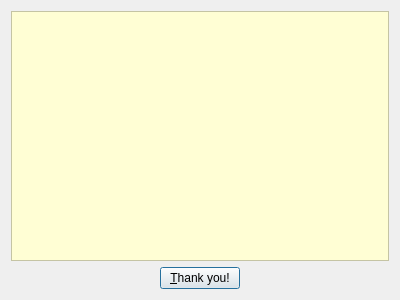
This is vlc-record/forms/caboutdialog.ui in code-google-com/vlc-record as Qt 5 draws it before an edit. The edited form follows.
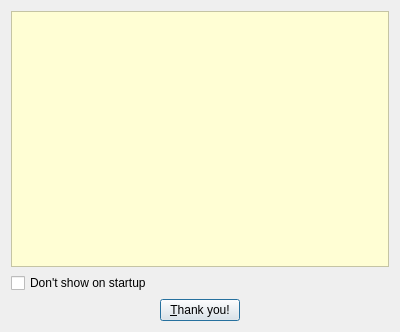
This is the edited form. Icons and pictures are not drawn.

The edit to the form file:
```diff
--- a/vlc-record/forms/caboutdialog.ui
+++ b/vlc-record/forms/caboutdialog.ui
@@ -7,7 +7,7 @@
     <x>0</x>
     <y>0</y>
     <width>400</width>
-    <height>300</height>
+    <height>332</height>
    </rect>
   </property>
   <property name="windowTitle">
@@ -45,6 +45,13 @@
      </property>
     </widget>
    </item>
+   <item>
+    <widget class="QCheckBox" name="checkDontShowOnStartup">
+     <property name="text">
+      <string>Don't show on startup</string>
+     </property>
+    </widget>
+   </item>
    <item>
     <layout class="QHBoxLayout" name="hlLayoutButton">
      <item>
```
Left out of the diff: 4 changed lines with no effect on the pictures.
